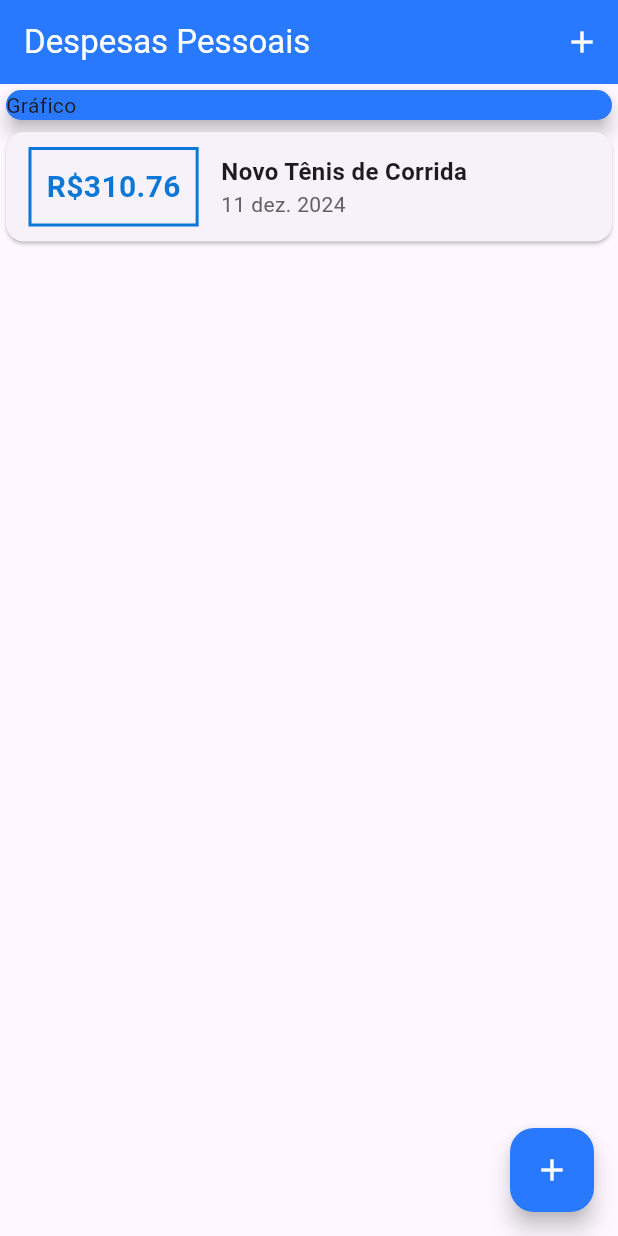
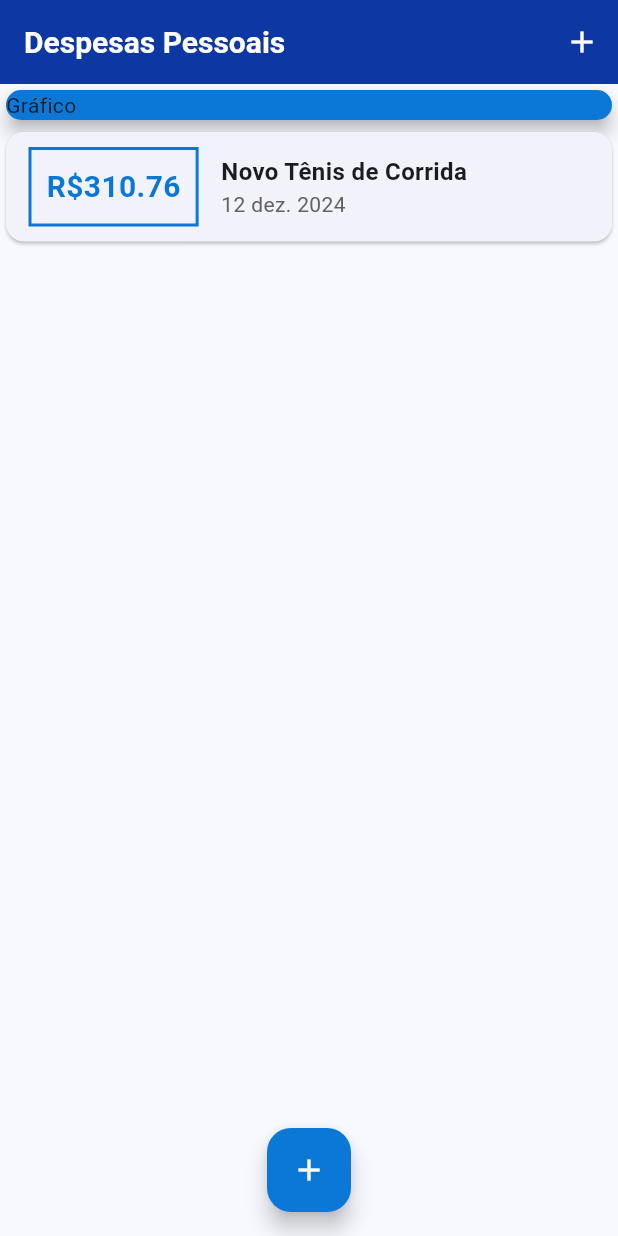
Before and after one commit to Jooaomarcelo/despesas-app, a Flutter app: the screen it shows after launch, on a phone screen of 412 x 824 dp. Run offline on Flutter 3.47's test engine with Material 3 defaults, Android fonts, the light colour scheme and no system bars; Roboto replaces fonts that are missing (OpenSans).

Commit message:
Added theme to app

```diff
--- a/lib/components/transaction_list.dart
+++ b/lib/components/transaction_list.dart
@@ -23,17 +23,17 @@ class TransactionList extends StatelessWidget {
                       const EdgeInsets.symmetric(horizontal: 15, vertical: 10),
                   decoration: BoxDecoration(
                     border: Border.all(
-                      color: const Color.fromRGBO(11, 120, 216, 1),
+                      color: Theme.of(context).colorScheme.primary,
                       width: 2,
                     ),
                   ),
                   padding: const EdgeInsets.all(10),
                   child: Text(
                     'R\$${tr.value.toStringAsFixed(2)}',
-                    style: const TextStyle(
+                    style: TextStyle(
                       fontWeight: FontWeight.bold,
                       fontSize: 20,
-                      color: Color.fromRGBO(11, 120, 216, 1),
+                      color: Theme.of(context).colorScheme.primary,
                     ),
                   ),
                 ),
--- a/lib/main.dart
+++ b/lib/main.dart
@@ -13,7 +13,35 @@ class ExpensesApp extends StatelessWidget {
 
   @override
   Widget build(BuildContext context) {
-    return const MaterialApp(home: MyHomePage());
+    final ThemeData myTheme = ThemeData(
+      colorScheme: ColorScheme.fromSeed(
+        seedColor: Colors.blue,
+        primary: const Color.fromRGBO(11, 120, 216, 1),
+        secondary: Colors.amber,
+      ),
+      appBarTheme: const AppBarTheme(
+        color: Color.fromRGBO(13, 55, 162, 1),
+        foregroundColor: Colors.white,
+        titleTextStyle: TextStyle(
+          fontFamily: 'OpenSans',
+          fontSize: 20,
+          fontWeight: FontWeight.bold,
+        ),
+      ),
+      textTheme: const TextTheme(
+        titleLarge: TextStyle(
+          fontFamily: 'OpenSans',
+          fontSize: 18,
+          fontWeight: FontWeight.bold,
+          color: Colors.black,
+        ),
+      ),
+    );
+
+    return MaterialApp(
+      home: const MyHomePage(),
+      theme: myTheme,
+    );
   }
 }
 
@@ -27,10 +55,11 @@ class MyHomePage extends StatefulWidget {
 class _MyHomePageState extends State<MyHomePage> {
   final List<Transaction> _transactions = [
     Transaction(
-        id: '1',
-        title: 'Novo Tênis de Corrida',
-        value: 310.76,
-        date: DateTime.now().subtract(const Duration(days: 1))),
+      id: '1',
+      title: 'Novo Tênis de Corrida',
+      value: 310.76,
+      date: DateTime.now(),
+    )
   ];
 
   void _addTransaction(String title, double value) {
@@ -42,7 +71,7 @@ class _MyHomePageState extends State<MyHomePage> {
       id: id.toString(),
       title: title,
       value: value,
-      date: DateTime.now().subtract(const Duration(days: 1)),
+      date: DateTime.now(),
     );
 
     setState(() => _transactions.add(newTransaction));
@@ -64,9 +93,7 @@ class _MyHomePageState extends State<MyHomePage> {
     return Scaffold(
       appBar: AppBar(
         title: const Text('Despesas Pessoais'),
-        backgroundColor: Colors.blueAccent[400],
-        foregroundColor: Colors.white,
-        actions: [
+        actions: <Widget>[
           IconButton(
             icon: const Icon(Icons.add),
             onPressed: () => _openTransactionFormModal(context),
@@ -80,7 +107,7 @@ class _MyHomePageState extends State<MyHomePage> {
           children: <Widget>[
             SizedBox(
               child: Card(
-                color: Colors.blueAccent[400],
+                color: Theme.of(context).colorScheme.primary,
                 elevation: 5,
                 child: const Text('Gráfico'),
               ),
@@ -91,10 +118,11 @@ class _MyHomePageState extends State<MyHomePage> {
       ),
       floatingActionButton: FloatingActionButton(
         onPressed: () => _openTransactionFormModal(context),
-        backgroundColor: Colors.blueAccent[400],
+        backgroundColor: Theme.of(context).colorScheme.primary,
         foregroundColor: Colors.white,
         child: const Icon(Icons.add),
       ),
+      floatingActionButtonLocation: FloatingActionButtonLocation.centerFloat,
     );
   }
 }
```
